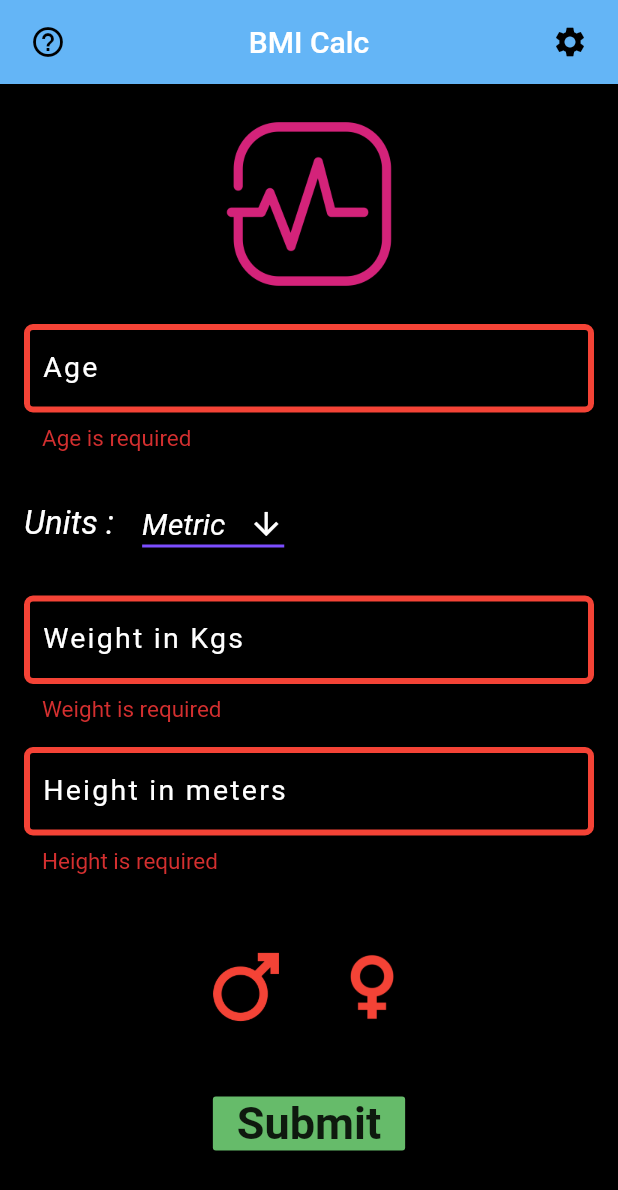
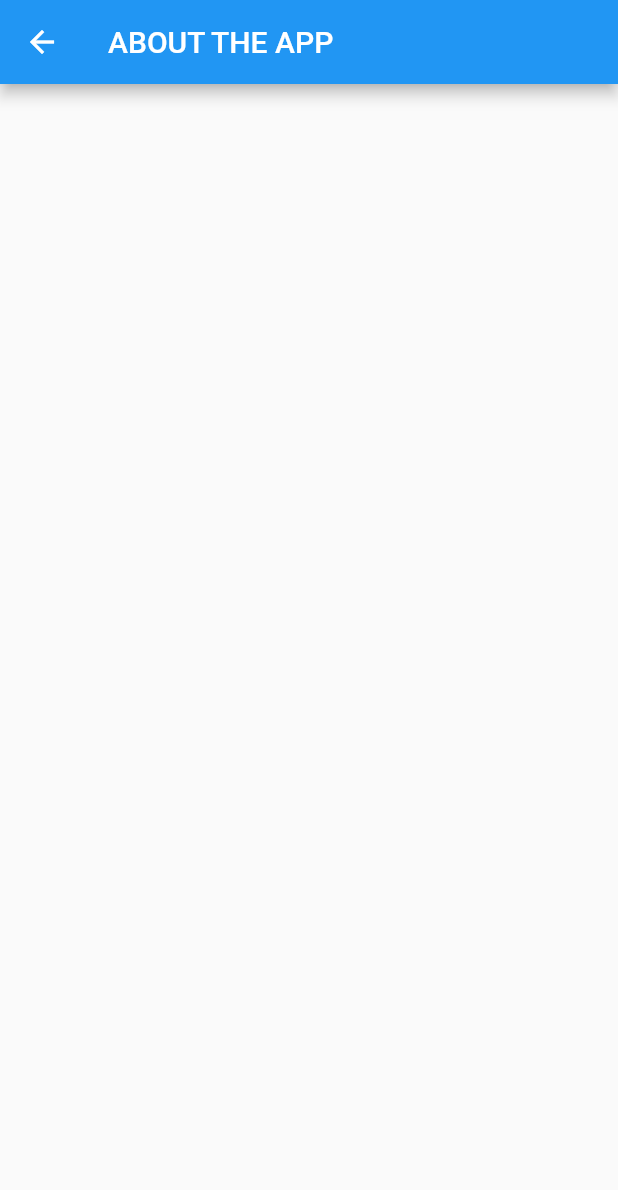
Before and after one commit to Blaze2305/BMI_calc, a Flutter app: the screen it shows after launch, after a tap on "Submit", after a tap on the "help outline" icon, on a phone screen of 412 x 824 dp. Shown: the top 1190 px of the screen. Run offline on Flutter 3.47's test engine with Material 2 defaults, Android fonts, the phone set to English and light mode, and no system bars.

Commit message:
removed settings; calcs done

```diff
--- a/lib/main.dart
+++ b/lib/main.dart
@@ -1,5 +1,5 @@
-
 import 'package:flutter/material.dart';
+import 'ui/about.dart';
 import 'ui/home.dart';
 
 void main(){
@@ -7,8 +7,8 @@ void main(){
     title: "BMI",
     initialRoute: '/',
     routes: {
-      '/':(context)=>Home(),
-      '/alert':(context)=>SecondScreen()
+      Home.routeName:(context)=>Home(),
+      About.routeName :(context)=>About(),
     },
   ));
 }
--- /dev/null
+++ b/lib/ui/about.dart
@@ -0,0 +1,16 @@
+import 'package:flutter/material.dart';
+
+class About extends StatelessWidget {
+
+  static const routeName = '/about';
+  @override
+  Widget build(BuildContext context) {
+    return Scaffold(
+      appBar: AppBar(
+        title: Text(
+          "ABOUT THE APP"
+        ),
+      ),
+    );
+  }
+}
--- a/lib/ui/home.dart
+++ b/lib/ui/home.dart
@@ -1,6 +1,13 @@
+import 'dart:math';
+
 import 'package:flutter/material.dart';
+import 'package:flutter/services.dart';
+import 'about.dart';
 
 class Home extends StatefulWidget {
+
+  static const routeName = '/';
+
   @override
   _HomeState createState() => _HomeState();
 }
@@ -16,6 +23,7 @@ class _HomeState extends State<Home> {
     'Imperial':"inches"
   };
   var data={};
+  var out={};
   var gender={
     0:"Male",
     1:"Female"
@@ -31,33 +39,34 @@ class _HomeState extends State<Home> {
       appBar: AppBar(
         title: Text("BMI Calc"),
         centerTitle: true,
-        leading: AppBar(
-          backgroundColor: Colors.blue[300],
-          elevation: 0,
-          actions: <Widget>[
-            IconButton(
-              icon: Icon(
-                Icons.help_outline,
-                color: Colors.black,
-              ),
-              onPressed: ()=>debugPrint("ASDASd"),
-            )
-          ],
-        ),
         actions: <Widget>[
           Padding(
             padding: const EdgeInsets.all(8.0),
             child: IconButton(
-              icon:Icon(
-                Icons.settings,
+              icon: Icon(
+                  Icons.person,
                 color: Colors.black,
-                semanticLabel: "Settings",
+                semanticLabel: "My Data",
               ),
-              onPressed: ()=>debugPrint("Button Pressed"),
-              tooltip: "Settings",
+              onPressed: ()=>debugPrint('Prev'),
+              tooltip: "My Data",
             ),
           )
         ],
+        leading: Padding(
+          padding: const EdgeInsets.all(8.0),
+          child: IconButton(
+            icon:Icon(
+              Icons.help_outline,
+              color: Colors.black,
+              semanticLabel: "About",
+            ),
+            onPressed: (){
+              Navigator.pushNamed(context, About.routeName);
+            },
+            tooltip: "About",
+          ),
+        ),
         backgroundColor: Colors.blue[300],
       ),
       backgroundColor: Colors.black,
@@ -139,7 +148,9 @@ class _HomeState extends State<Home> {
                           ),
 
                       ),
-
+                      inputFormatters: [
+                        WhitelistingTextInputFormatter.digitsOnly
+                      ],
                       validator: (value){
                         if(value.isEmpty){
                           data.remove('age');
@@ -149,83 +160,12 @@ class _HomeState extends State<Home> {
                         }
                         else{
                           setState(() {
-                            data['age']=value;
+                            data['age']=int.parse(value);
                           });
                           return null;
                         }
                       },
                       keyboardType: TextInputType.number,
-                    ),
-                  ),
-                ),
-               //Unit
-                Padding(
-                  padding: const EdgeInsets.all(8.0),
-                  child: Container(
-                    child: Row(
-                      children: <Widget>[
-                        Text(
-                          "Units :  ",
-                          style: TextStyle(
-                              fontStyle: FontStyle.italic,
-                              fontSize: 22,
-                              color: Colors.white
-                          ),
-                        ),
-                        Padding(
-                          padding: const EdgeInsets.all(8.0),
-                          child: Theme(
-                            data: ThemeData(
-                              canvasColor: Colors.black
-                            ),
-                            child:DropdownButton<String>(
-                            value: dropDropValue,
-                            iconSize: 24,
-                            elevation: 10,
-                            style: TextStyle(
-                              color: Colors.white
-                            ),
-                            underline: Container(
-                              height: 2,
-                              color: Colors.deepPurpleAccent,
-                            ),
-                            icon: Icon(
-                                Icons.arrow_downward,
-                                color: Colors.white,
-                            ),
-                            items: [
-                              DropdownMenuItem<String>(
-                                value: "Metric",
-                                child: Text(
-                                  "Metric",
-                                  style: TextStyle(
-                                    fontStyle: FontStyle.italic,
-                                    fontSize: 20
-                                  ),
-                                ),
-                              ),
-                              DropdownMenuItem<String>(
-                                value: "Imperial",
-                                child: Container(
-                                  child: Text(
-                                    "Imperial",
-                                    style: TextStyle(
-                                        fontStyle: FontStyle.italic,
-                                        fontSize: 20,
-                                    ),
-                                  ),
-                                ),
-                              )
-                            ],
-                            onChanged: (value){
-                              setState(() {
-                                dropDropValue=value;
-                              });
-                            },
-                          ),
-                          )
-                        ),
-                      ],
                     ),
                   ),
                 ),
@@ -253,7 +193,6 @@ class _HomeState extends State<Home> {
                             color: Colors.blue,
                           ),
                         ),
-
                         enabledBorder: OutlineInputBorder(
                           borderRadius: BorderRadius.circular(10),
                           borderSide: BorderSide(
@@ -288,7 +227,6 @@ class _HomeState extends State<Home> {
                         ),
 
                       ),
-
                       validator: (value){
                         if(value.isEmpty){
                           data.remove('weight');
@@ -297,12 +235,12 @@ class _HomeState extends State<Home> {
                           return "Weight cannot be 0 or less";
                         }else{
                           setState(() {
-                            data['weight']=value;
+                            data['weight']=double.parse(value);
                           });
                           return null;
                         }
                       },
-                      keyboardType: TextInputType.number,
+                        keyboardType: TextInputType.number
                     ),
                   ),
                 ),
@@ -365,7 +303,6 @@ class _HomeState extends State<Home> {
                         ),
 
                       ),
-
                       validator: (value){
                         if(value.isEmpty){
                           data.remove('height');
@@ -375,7 +312,7 @@ class _HomeState extends State<Home> {
                         }
                         else{
                           setState(() {
-                            data['height']=value;
+                            data['height']=double.parse(value);
                           });
                           return null;
                         }
@@ -445,7 +382,10 @@ class _HomeState extends State<Home> {
                     children: <Widget>[
                       RaisedButton(
                         color: Colors.green[400],
-                        onPressed: calculateBmi,
+                        shape: RoundedRectangleBorder(
+                          borderRadius: BorderRadius.circular(10)
+                        ),
+                        onPressed: setValues,
                         child: Text(
                             "Submit",
                           style: TextStyle(
@@ -453,28 +393,11 @@ class _HomeState extends State<Home> {
                             fontWeight: FontWeight.w700
                           ),
                         ),
+                        padding: EdgeInsets.all(6),
                       )
                     ],
                   ),
                 ),
-
-                Container(
-                    child: Column(
-                      children: <Widget>[
-                        Text(
-                            "FIRST SCREEN"
-                        ),
-                        FlatButton(
-                          child: Text(
-                              "Go to second screen"
-                          ),
-                          onPressed: () {
-                            Navigator.pushNamed(context, '/alert');
-                          },
-                        )
-                      ],
-                    )
-                )
               ],
             ),
           )
@@ -483,9 +406,13 @@ class _HomeState extends State<Home> {
     );
   }
 
-  calculateBmi() {
+  setValues() {
     if(_formKey.currentState.validate() && data.keys.contains('sex')){
       debugPrint(data.toString());
+      calculateBMI();
+      calculateBMR();
+      calculateLeanBodyMass();
+      debugPrint(out.toString());
     }else{
       var errorList =[];
       ['age','sex','height','weight'].forEach((value){
@@ -498,11 +425,47 @@ class _HomeState extends State<Home> {
     }
   }
 
+//
+//BMI	Weight Status
+//Below 18.5	Underweight
+//18.5 – 24.9	Normal
+//25.0 – 29.9	Overweight
+//30.0 and Above	Obese
+
+  calculateBMI(){
+      out['BMI']=(data['weight'])/(pow(data['height'],2));
+  }
+
+//  LBM (men) = 0.407 * weight [kg] + 0.267 * height [cm] - 19.2
+//
+//LBM (women) = 0.252 * weight [kg] + 0.473 * height [cm] - 48.3
+
+  calculateLeanBodyMass(){
+      if(data['sex']=='Male'){
+        out['LBM']=0.407 * data['weight']+0.267*data['height']*100-19.2;
+      }else{
+        out['LBM']=0.252 * data['weight']+0.473*data['height']*100-48.3;
+      }
+  }
+
+//  BMR (kcal / day) = 10 * weight (kg) + 6.25 * height (cm) – 5 * age (y) + s (kcal / day),
+//
+//where s is +5 for males and -161 for females.
+
+  calculateBMR(){
+    if(data['sex']=="Male"){
+      out["BMR"]=10*data['weight']+6.25*data['height']*100-5*data['age']+5;
+    }else{
+      out["BMR"]=10*data['weight']+6.25*data['height']*100-5*data['age']-161;
+    }
+  }
+
+
   showAlertDialog(BuildContext context,errors) {
-    String mesg='The incomplete/wrong fields are:';
+    String msg='Incomplete/wrong fields :';
 
     errors.forEach((value){
-      mesg+="\n   -${value[0].toUpperCase()+value.substring(1)}";
+      msg+="\n   -${value[0].toUpperCase()+value.substring(1)}";
     });
     // set up the button
     Widget okButton = Center(
@@ -523,7 +486,7 @@ class _HomeState extends State<Home> {
     // set up the AlertDialog
     AlertDialog alert = AlertDialog(
       title: Text("My title"),
-      content: Text(mesg),
+      content: Text(msg),
       actions: [
         okButton,
       ],
@@ -538,27 +501,4 @@ class _HomeState extends State<Home> {
     );
   }
 
-
 }
-
-
-
-class SecondScreen extends StatelessWidget {
-  @override
-  Widget build(BuildContext context) {
-    return Scaffold(
-      appBar: AppBar(
-        title: Text("Second Screen"),
-      ),
-      body: Center(
-        child: RaisedButton(
-          onPressed: () {
-            // Navigate back to first screen when tapped.
-            Navigator.of(context).pop();
-          },
-          child: Text('Go back!'),
-        ),
-      ),
-    );
-  }
-}
```
